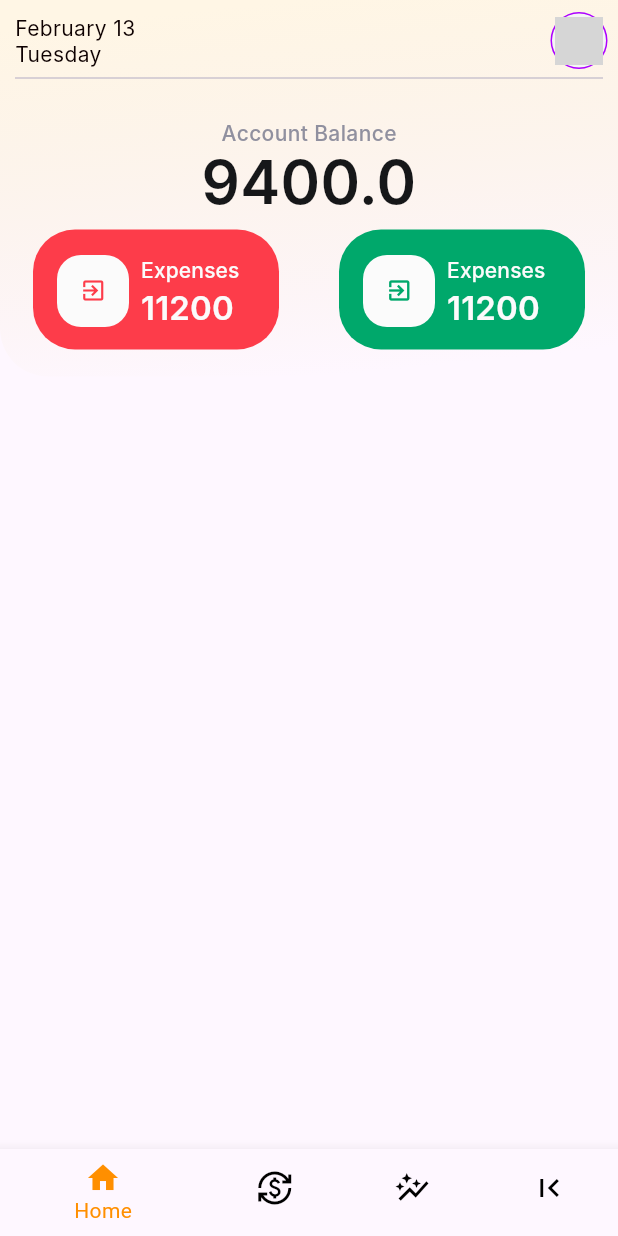
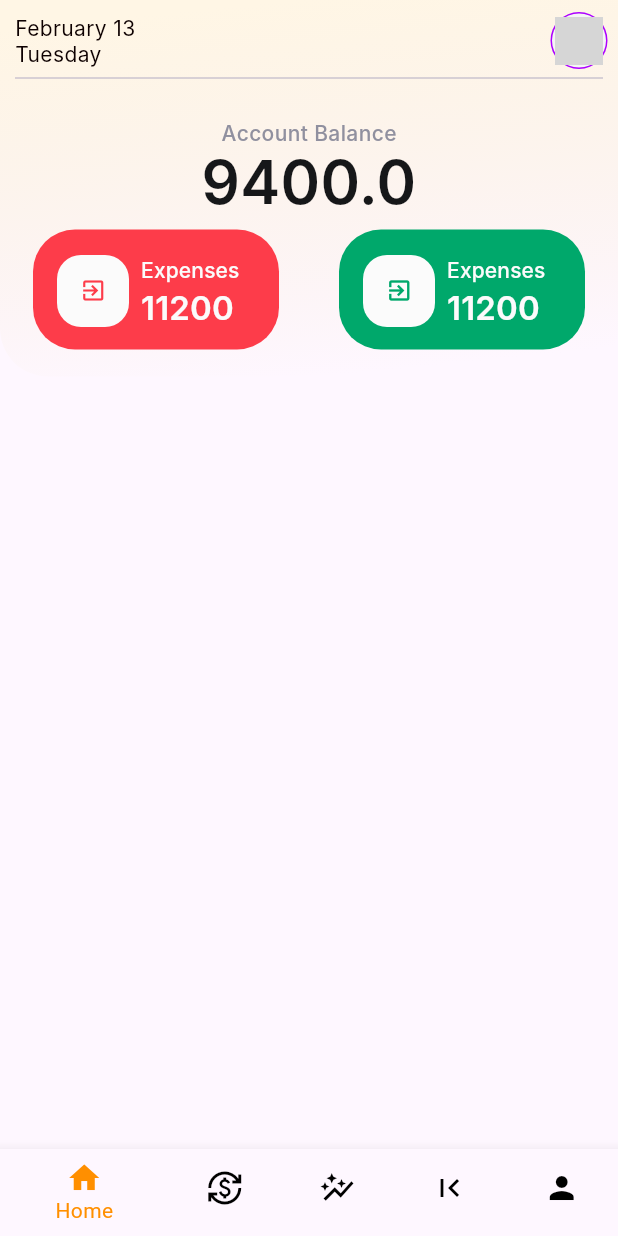
Before and after one commit to pixel1401/money_management, a Flutter app: the screen it shows after launch, on a phone screen of 412 x 824 dp. Run offline on Flutter 3.47's test engine with Material 3 defaults, Android fonts, the phone set to English and light mode, and no system bars; our stand-ins replace dio, google_sign_in, googleapis_auth, lottie; missing offline and left inert: googleapis; network calls fail; Roboto replaces fonts that are missing (Inter); grey boxes are pictures that could not be loaded.

```diff
--- a/lib/features/presentation/pages/wrapper.dart
+++ b/lib/features/presentation/pages/wrapper.dart
@@ -1,4 +1,5 @@
 import 'package:flutter/material.dart';
+import 'package:money_management/features/presentation/pages/Auth/auth.dart';
 import 'package:money_management/features/presentation/pages/Home/home.dart';
 import 'package:money_management/features/presentation/pages/Transaction/transaction.dart';
 import 'package:money_management/features/presentation/widgets/bottom_navigation_bar.dart';
@@ -19,6 +20,7 @@ class _WrapperState extends State<Wrapper> {
       case 3:
         Navigator.popAndPushNamed(context, '/welcome');
         break;
+
       default:
     }
   }
@@ -28,6 +30,7 @@ class _WrapperState extends State<Wrapper> {
     Transaction(),
     HomePage(),
     HomePage(),
+    AuthPage(),
   ];
 
   @override
--- a/lib/features/presentation/widgets/bottom_navigation_bar.dart
+++ b/lib/features/presentation/widgets/bottom_navigation_bar.dart
@@ -30,6 +30,10 @@ class BottomNavigationBarWrap extends StatelessWidget {
             icon: Icon(Icons.first_page),
             label: 'Welcome',
           ),
+          BottomNavigationBarItem(
+            icon: Icon(Icons.person),
+            label: 'Auth',
+          ),
         ],
         currentIndex: selectedIndex,
         onTap: onItemTapped,
--- a/lib/main.dart
+++ b/lib/main.dart
@@ -1,6 +1,7 @@
 import 'package:flutter/material.dart';
 import 'package:money_management/features/presentation/pages/AddTrans/addTrans.dart';
 import 'package:money_management/features/presentation/pages/App/app.dart';
+import 'package:money_management/features/presentation/pages/Auth/auth.dart';
 import 'package:money_management/features/presentation/pages/Home/home.dart';
 import 'package:money_management/features/presentation/pages/Welcome/welcome.dart';
 import 'package:money_management/features/presentation/pages/wrapper.dart';
@@ -26,7 +27,8 @@ class MyApp extends StatelessWidget {
       routes: {
         '/welcome': (context)=> WelcomePage(),
         '/': (context) => Wrapper(),
-        '/addTrans': (context) => AddTrans()
+        '/addTrans': (context) => AddTrans(),
+        '/auth' : (context) => AuthPage()
       },
     );
   }
```
Also changed, not shown: lib/features/presentation/pages/Auth/auth.dart (added, +38 -0 lines).
